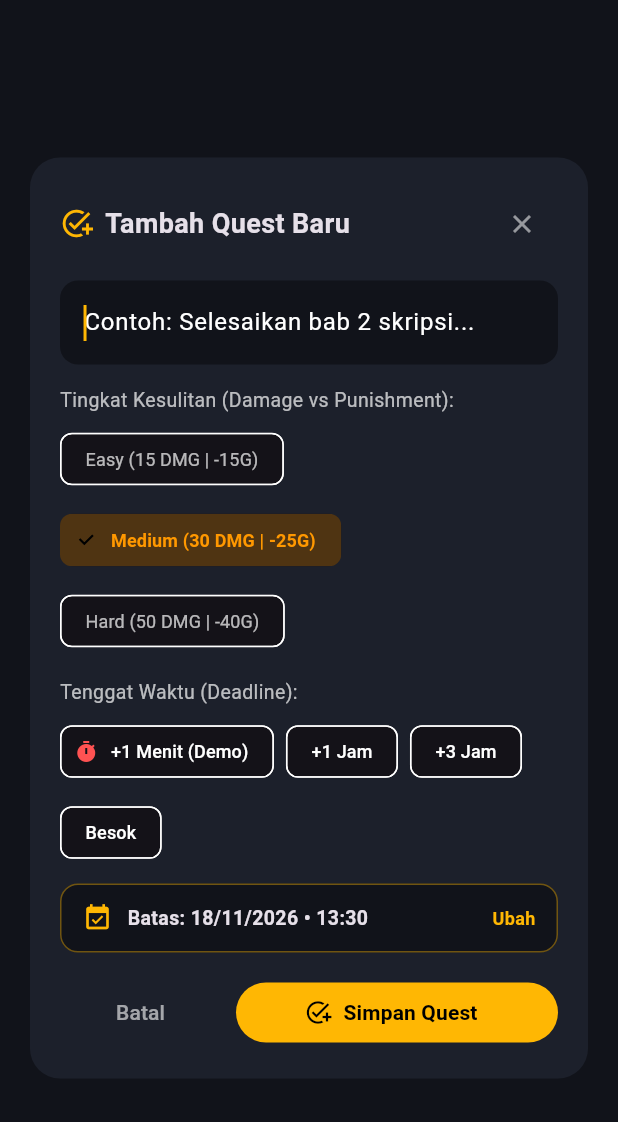
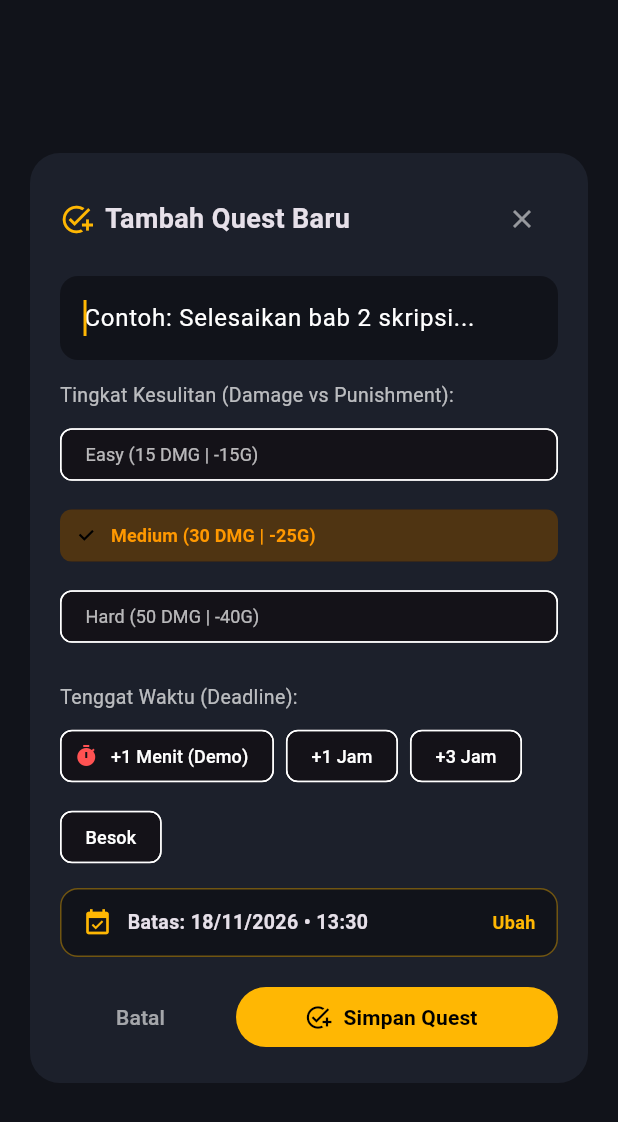
Before and after one commit to KaonWry/mocom-to-do-list, a Flutter app: the AddQuestDialog widget shown alone on an empty page, opened directly, on a phone screen of 412 x 824 dp. Shown: the top 1122 px of the screen. Run offline on Flutter 3.47's test engine with Material 3 defaults, Android fonts, the phone set to English and light mode, and no system bars; our stand-ins replace shared_preferences; accounts and stored records are empty.

Commit message:
dah agak enakan liat diff tugasnya

```diff
--- a/lib/dialogs/add_quest_dialog.dart
+++ b/lib/dialogs/add_quest_dialog.dart
@@ -159,14 +159,24 @@ class _AddQuestDialogState extends State<AddQuestDialog> {
                         style: TextStyle(fontSize: 13, color: Colors.white70),
                       ),
                       const SizedBox(height: 6),
-                      Wrap(
-                        spacing: 8,
-                        runSpacing: 6,
+                      Theme(
+                        data: Theme.of(context).copyWith(
+                          splashColor: Colors.transparent,
+                          highlightColor: Colors.transparent,
+                          splashFactory: NoSplash.splashFactory,
+                        ),
+                        child: Column(
+                          crossAxisAlignment: CrossAxisAlignment.stretch,
                           children: QuestDifficulty.values.map((diff) {
                             final isSelected = _selectedDifficulty == diff;
-                          return ChoiceChip(
-                            label: Text(
+                            return Padding(
+                              padding: const EdgeInsets.only(bottom: 6),
+                              child: ChoiceChip(
+                                label: SizedBox(
+                                  width: double.infinity,
+                                  child: Text(
                                     '${diff.label} (${diff.damage} DMG | -${diff.penaltyGold}G)',
+                                  ),
                                 ),
                                 selected: isSelected,
                                 selectedColor: diff.color.withValues(alpha: 0.25),
@@ -177,13 +187,16 @@ class _AddQuestDialogState extends State<AddQuestDialog> {
                                       ? FontWeight.bold
                                       : FontWeight.normal,
                                 ),
+                                pressElevation: 0,
                                 onSelected: (_) {
                                   setState(() {
                                     _selectedDifficulty = diff;
                                   });
                                 },
+                              ),
                             );
                           }).toList(),
+                        ),
                       ),
                       const SizedBox(height: 14),
                       const Text(
```
Lines whose indentation alone changed are shown as unchanged.
